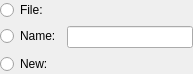
Before: the Qt Designer form Tools/breezEd/ui/ComponentSelectorWidget.ui in shadercoder/breeze-2, drawn with Qt 5.
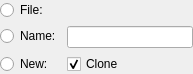
After: the same form once the commit is applied. Custom widgets are drawn as their Qt base class.

```diff
--- a/Tools/breezEd/ui/ComponentSelectorWidget.ui
+++ b/Tools/breezEd/ui/ComponentSelectorWidget.ui
@@ -56,6 +56,16 @@
       <property name="margin">
        <number>0</number>
       </property>
+      <item>
+       <widget class="QCheckBox" name="cloneCheckBox">
+        <property name="text">
+         <string>Clone</string>
+        </property>
+        <property name="checked">
+         <bool>true</bool>
+        </property>
+       </widget>
+      </item>
      </layout>
     </widget>
    </item>
```
